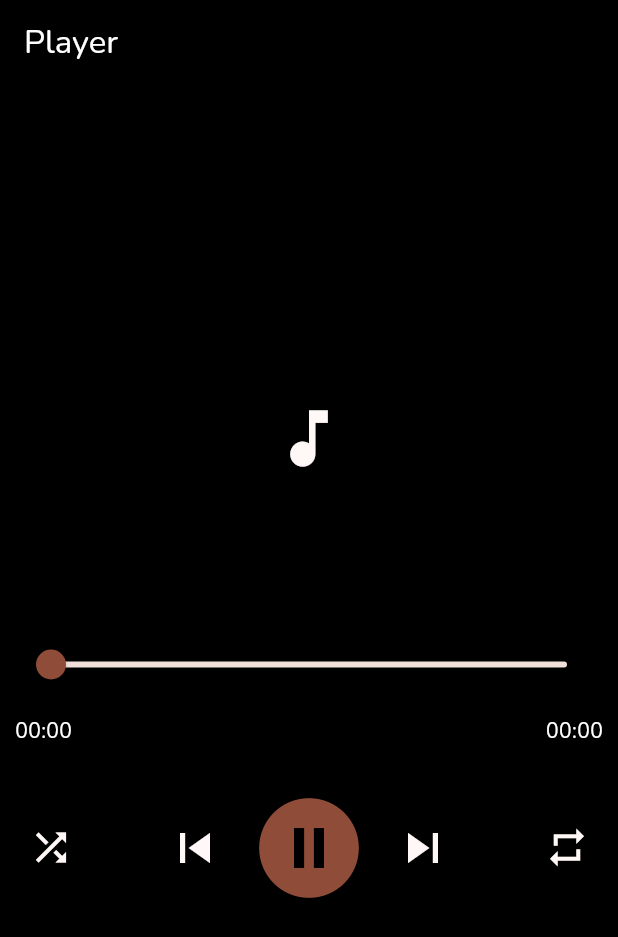
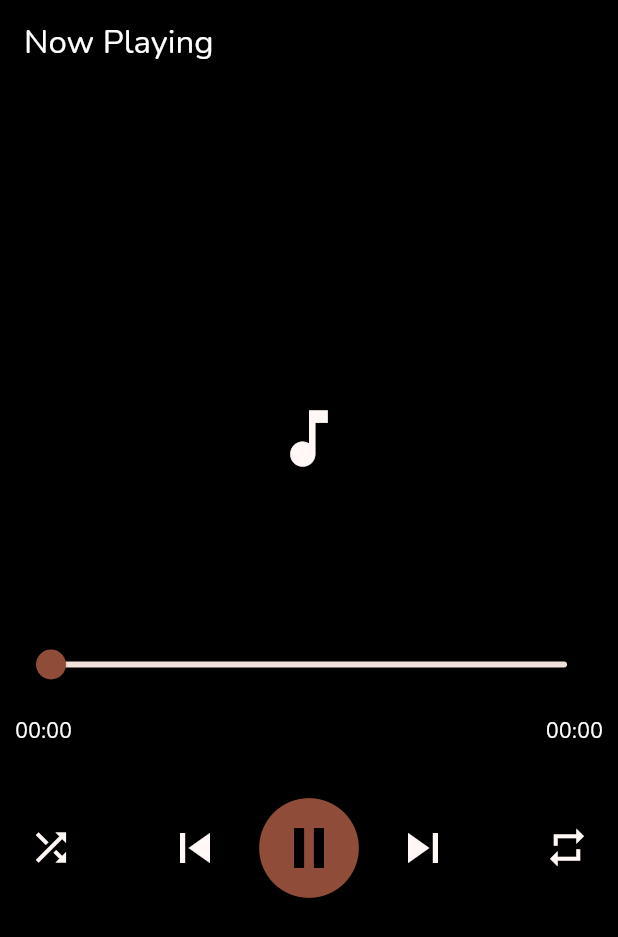
Before and after one commit to Kalph-ITT/music-player, a Flutter app: the PlayerScreen screen opened by its route, after a tap on the "play circle filled" icon, on a phone screen of 412 x 824 dp. Shown: the top 937 px of the screen. Run offline on Flutter 3.47's test engine with Material 3 defaults, Android fonts, the phone set to English and light mode, and no system bars; drawn by our look-alikes of on_audio_query; our stand-ins replace flutter_riverpod, go_router, google_fonts, just_audio, permission_handler.

Commit message:
added bottom player

```diff
--- a/lib/src/ui/screens/home/home_screen.dart
+++ b/lib/src/ui/screens/home/home_screen.dart
@@ -41,6 +41,8 @@ class _HomeScreenState extends ConsumerState<HomeScreen> {
     if (song.uri == null) return;
     ref.read(songProvider.notifier).setMusicMetaData(song);
     ref.read(songProvider.notifier).setUrl(song.uri!);
+    await ref.read(playerProvider.notifier).setUrl(song.uri!);
+
     GoRouter.of(context).pushNamed(RouteConstants.player);
   }
 
@@ -53,8 +55,10 @@ class _HomeScreenState extends ConsumerState<HomeScreen> {
 
   @override
   Widget build(BuildContext context) {
+    bool isPlaying = ref.read(playerProvider).playing;
+
     return Scaffold(
-      bottomNavigationBar: BottomPlayer(),
+      bottomNavigationBar: isPlaying ? BottomPlayer() : null,
       appBar: Header(
         title: 'Music player',
       ),
--- a/lib/src/ui/screens/player/player_screen.dart
+++ b/lib/src/ui/screens/player/player_screen.dart
@@ -11,7 +11,7 @@ class PlayerScreen extends StatelessWidget {
   Widget build(BuildContext context) {
     return Scaffold(
       appBar: Header(
-        title: 'Player',
+        title: 'Now Playing',
       ),
       body: SizedBox(
         width: double.infinity,
--- a/lib/src/ui/screens/player/widgets/player_controls.dart
+++ b/lib/src/ui/screens/player/widgets/player_controls.dart
@@ -3,7 +3,6 @@ import 'package:flutter_riverpod/flutter_riverpod.dart';
 import 'package:just_audio/just_audio.dart';
 import 'package:music_player/src/enum/repeat.dart';
 import 'package:music_player/src/providers/player_provider.dart';
-import 'package:music_player/src/providers/song_provider.dart';
 
 class PlayerControls extends ConsumerStatefulWidget {
   const PlayerControls({super.key});
@@ -31,9 +30,9 @@ class PlayerControlsState extends ConsumerState<PlayerControls> {
     });
 
     if (isPlaying) {
-      await ref.watch(playerProvider).pause();
+      await ref.read(playerProvider).pause();
     } else {
-      await ref.watch(playerProvider).play();
+      await ref.read(playerProvider).play();
     }
   }
 
```
Also changed, not shown: lib/src/ui/widgets/bottom_player.dart (+51 -13 lines).
